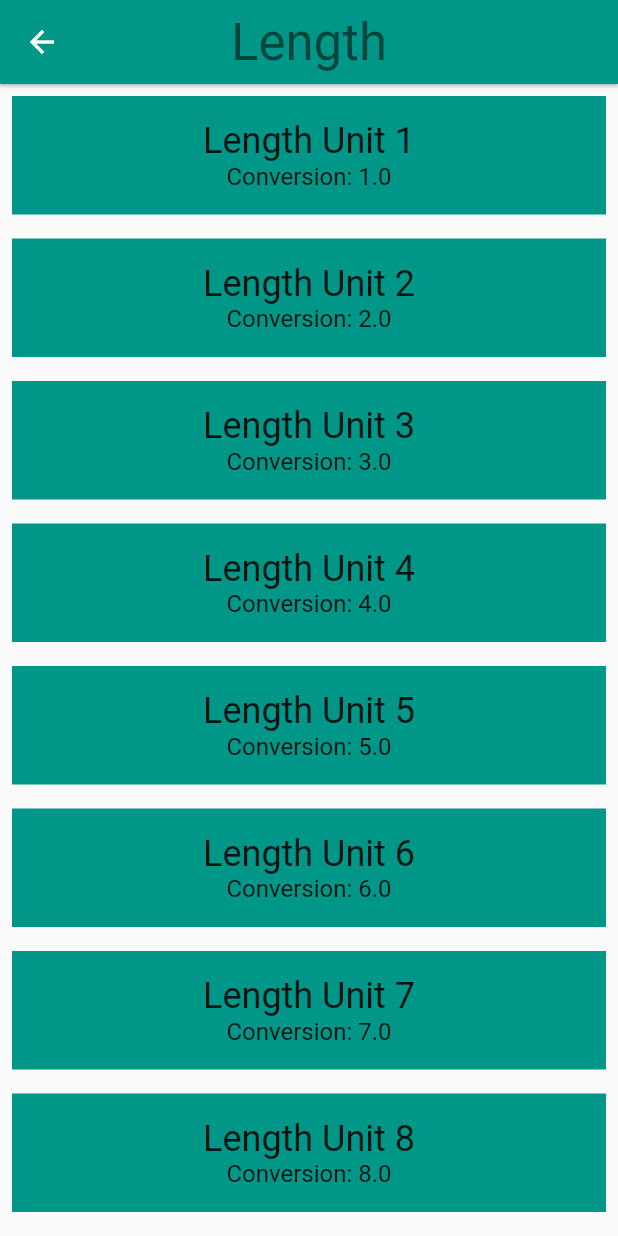
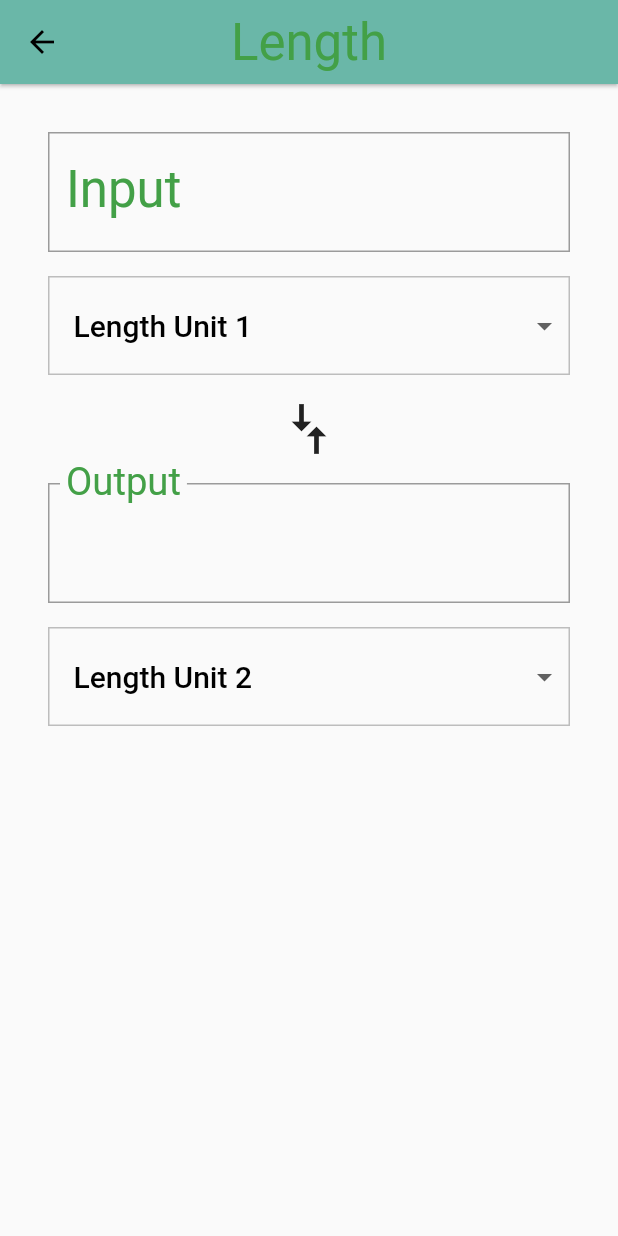
Before and after one commit to Kenj-I/practiceFlutter, a Flutter app: the screen it shows after launch, after a tap on "Length", on a phone screen of 412 x 824 dp. Run offline on Flutter 3.47's test engine with Material 2 defaults, Android fonts, the phone set to English and light mode, and no system bars.

Commit message:
learn lesson6

```diff
--- a/lib/category.dart
+++ b/lib/category.dart
@@ -61,6 +61,7 @@ class Category extends StatelessWidget {
             color: color,
             units: units,
           ),
+          resizeToAvoidBottomPadding: true,
         );
       },
     ));
--- a/lib/converter_route.dart
+++ b/lib/converter_route.dart
@@ -1,11 +1,12 @@
 import 'package:flutter/material.dart';
 import 'package:meta/meta.dart';
 
-import 'package:udacity/unit.dart';
+import 'unit.dart';
+
+const _padding = EdgeInsets.all(16.0);
 
 class ConverterRoute extends StatefulWidget {
   final Color color;
-
   final List<Unit> units;
 
   const ConverterRoute({
@@ -19,30 +20,212 @@ class ConverterRoute extends StatefulWidget {
 }
 
 class _ConverterRouteState extends State<ConverterRoute> {
+  Unit _fromValue;
+  Unit _toValue;
+  double _inputValue;
+  String _convertedValue = '';
+  List<DropdownMenuItem> _unitMenuItems;
+  bool _showValidationError = false;
+
+  @override
+  void initState() {
+    super.initState();
+    _createDropdownMenuItems();
+    _setDefaults();
+  }
+
+  void _createDropdownMenuItems() {
+    var newItems = <DropdownMenuItem>[];
+    for (var unit in widget.units) {
+      newItems.add(DropdownMenuItem(
+        value: unit.name,
+        child: Container(
+          child: Text(
+            unit.name,
+            softWrap: true,
+          ),
+        ),
+      ));
+    }
+
+    setState(() {
+      _unitMenuItems = newItems;
+    });
+  }
+
+  void _setDefaults() {
+    setState(() {
+      _fromValue = widget.units[0];
+      _toValue = widget.units[1];
+    });
+  }
+
+  String _format(double conversion) {
+    var outputNum = conversion.toStringAsPrecision(7);
+    if (outputNum.contains('.') && outputNum.endsWith('0')) {
+      var i = outputNum.length - 1;
+      while (outputNum[i] == '0') {
+        i -= 1;
+      }
+      outputNum = outputNum.substring(0, i + 1);
+    }
+
+    if (outputNum.endsWith('.')) {
+      return outputNum.substring(0, outputNum.length - 1);
+    }
+    return outputNum;
+  }
+
+  void _updateConversion() {
+    setState(() {
+      _convertedValue =
+          _format(_inputValue * (_toValue.conversion / _fromValue.conversion));
+    });
+  }
+
+  void _updateInputValue(String input) {
+    setState(() {
+      if (input == null || input.isEmpty) {
+        _convertedValue = '';
+      } else {
+        try {
+          final inputDouble = double.parse(input);
+          _showValidationError = false;
+          _inputValue = inputDouble;
+          _updateConversion();
+        } on Exception catch (e) {
+          print('Error: $e');
+          _showValidationError = true;
+        }
+      }
+    });
+  }
+
+  Unit _getUnit(String unitName) {
+    return widget.units.firstWhere(
+      (Unit unit) {
+        return unit.name == unitName;
+      },
+      orElse: null,
+    );
+  }
+
+  void _updateFromConversion(dynamic unitName) {
+    setState(() {
+      _fromValue = _getUnit(unitName);
+    });
+    if (_inputValue != null) {
+      _updateConversion();
+    }
+  }
+
+  void _updateToConversion(dynamic unitName) {
+    setState(() {
+      _fromValue = _getUnit(unitName);
+    });
+    if (_inputValue != null) {
+      _updateConversion();
+    }
+  }
+
+  Widget _createDropdown(String currentValue, ValueChanged<dynamic> onChanged) {
+    return Container(
+      margin: EdgeInsets.only(top: 16.0),
+      decoration: BoxDecoration(
+        color: Colors.grey[50],
+        border: Border.all(
+          color: Colors.grey[400],
+          width: 1.0,
+        ),
+      ),
+      padding: EdgeInsets.symmetric(vertical: 8.0),
+      child: Theme(
+        data: Theme.of(context).copyWith(
+          canvasColor: Colors.grey[50],
+        ),
+        child: DropdownButtonHideUnderline(
+          child: ButtonTheme(
+            alignedDropdown: true,
+            child: DropdownButton(
+              value: currentValue,
+              items: _unitMenuItems,
+              onChanged: onChanged,
+              style: Theme.of(context).textTheme.title,
+            ),
+          ),
+        ),
+      ),
+    );
+  }
+
   @override
   Widget build(BuildContext context) {
-    final unitWidgets = widget.units.map((Unit unit) {
-      return Container(
-        color: widget.color,
-        margin: EdgeInsets.all(8.0),
-        padding: EdgeInsets.all(16.0),
-        child: Column(
-          children: <Widget>[
-            Text(
-              unit.name,
-              style: Theme.of(context).textTheme.headline,
+    final input = Padding(
+      padding: _padding,
+      child: Column(
+        crossAxisAlignment: CrossAxisAlignment.stretch,
+        children: [
+          TextField(
+            style: Theme.of(context).textTheme.display1,
+            decoration: InputDecoration(
+              labelStyle: Theme.of(context).textTheme.display1,
+              errorText: _showValidationError ? 'Invalid number entered' : null,
+              labelText: 'Input',
+              border: OutlineInputBorder(
+                borderRadius: BorderRadius.circular(0.0),
+              ),
             ),
-            Text(
-              'Conversion: ${unit.conversion}',
-              style: Theme.of(context).textTheme.subhead,
+            keyboardType: TextInputType.number,
+            onChanged: _updateInputValue,
+          ),
+          _createDropdown(_fromValue.name, _updateFromConversion),
+        ],
+      ),
+    );
+
+    final arrows = RotatedBox(
+      quarterTurns: 1,
+      child: Icon(
+        Icons.compare_arrows,
+        size: 40.0,
+      ),
+    );
+
+    final output = Padding(
+      padding: _padding,
+      child: Column(
+        crossAxisAlignment: CrossAxisAlignment.stretch,
+        children: [
+          InputDecorator(
+            child: Text(
+              _convertedValue,
+              style: Theme.of(context).textTheme.display1,
             ),
-          ],
-        ),
-      );
-    }).toList();
+            decoration: InputDecoration(
+              labelText: 'Output',
+              labelStyle: Theme.of(context).textTheme.display1,
+              border: OutlineInputBorder(
+                borderRadius: BorderRadius.circular(0.0),
+              ),
+            ),
+          ),
+          _createDropdown(_toValue.name, _updateToConversion),
+        ],
+      ),
+    );
 
-    return ListView(
-      children: unitWidgets,
+    final converter = Column(
+      crossAxisAlignment: CrossAxisAlignment.stretch,
+      children: [
+        input,
+        arrows,
+        output,
+      ],
+    );
+
+    return Padding(
+      padding: _padding,
+      child: converter,
     );
   }
 }
--- a/lib/main.dart
+++ b/lib/main.dart
@@ -23,6 +23,14 @@ class PracticeApp extends StatelessWidget {
     return MaterialApp(
       debugShowCheckedModeBanner: false,
       title: 'Unit Converter',
+      theme: ThemeData(
+        textTheme: Theme.of(context).textTheme.apply(
+              bodyColor: Colors.black,
+              displayColor: Colors.green[600],
+            ),
+        primaryColor: Colors.grey[500],
+        textSelectionHandleColor: Colors.green[500],
+      ),
       home: CategoryRoute(),
     );
   }
```
Also changed, not shown: lib/category_route.dart (+35 -21 lines).
